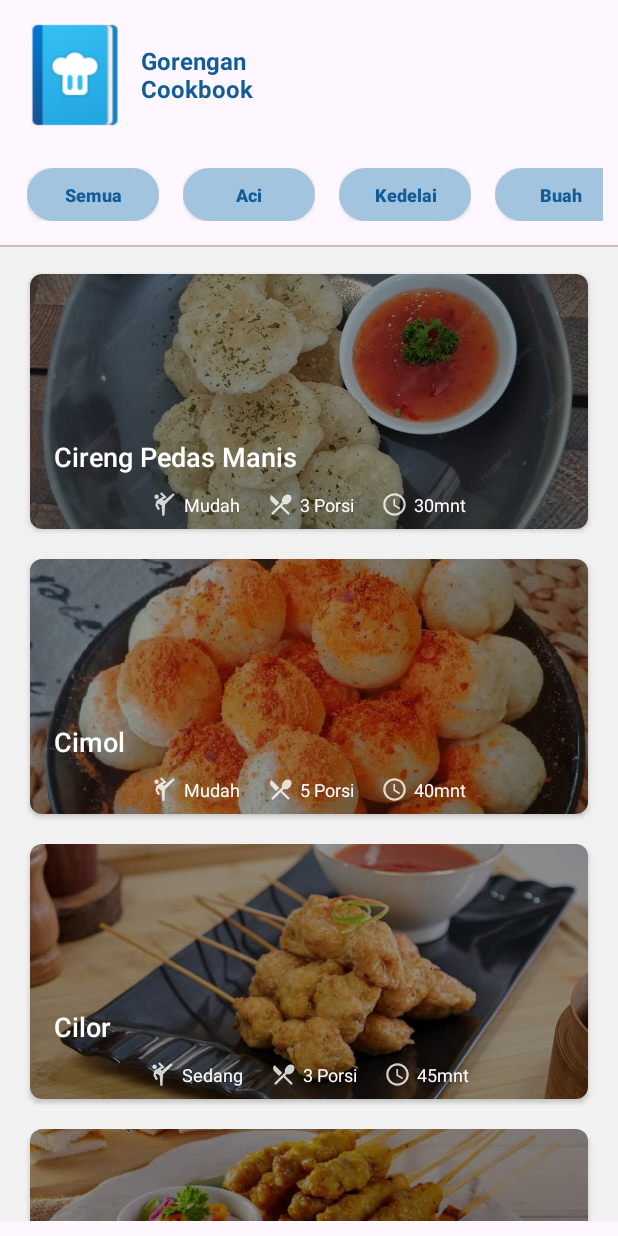
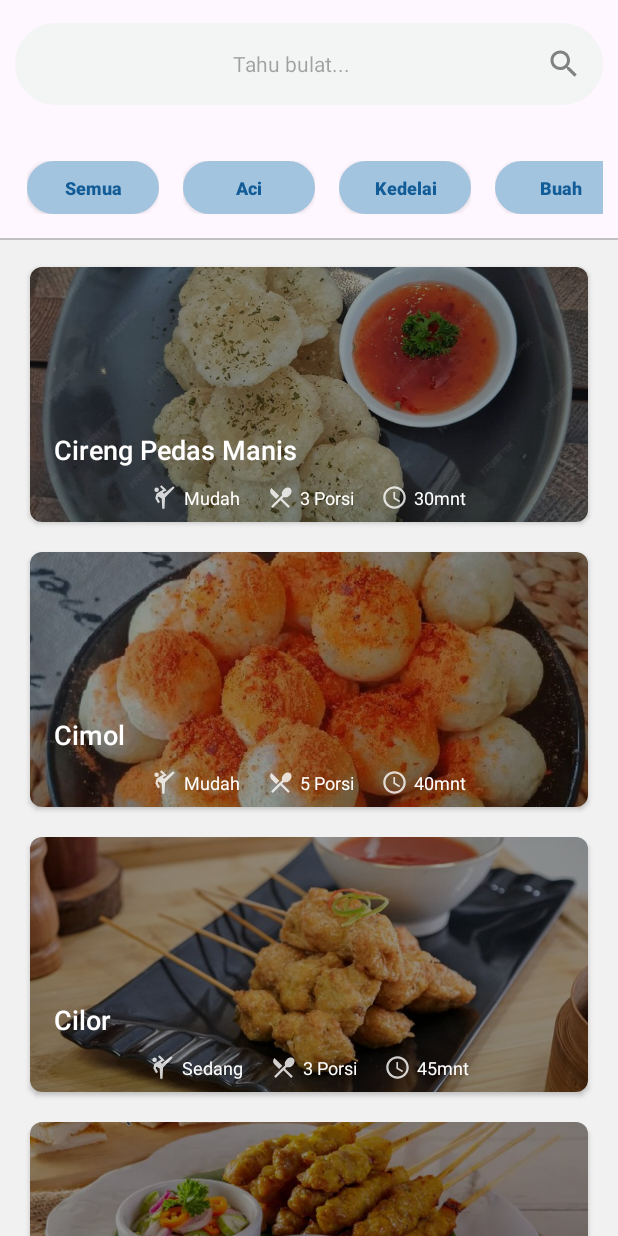
Before and after one commit to asrofilfachrulr/gorengan-indonesia, an Android app: the screen it shows after launch (MainActivity), after a tap on "Aci", on a phone screen of 412 x 824 dp. Run offline under Robolectric (Android 15) with nearby library versions, the phone set to English and light mode, and no system bars.

Commit message:
add search text instead banner

```diff
--- a/app/src/main/java/com/example/gorenganindonesia/CategoryAdapter.java
+++ b/app/src/main/java/com/example/gorenganindonesia/CategoryAdapter.java
@@ -37,7 +37,7 @@ public class CategoryAdapter extends RecyclerView.Adapter<CategoryAdapter.ViewHo
             @Override
             public void onClick(View view) {
 //                Toast.makeText(view.getContext(), "Category " + btnText + " pressed", Toast.LENGTH_SHORT).show();
-                receiptAdapter.applyFilter(btnText);
+                receiptAdapter.applyFilterCategory(btnText);
             }
         });
     }
--- a/app/src/main/java/com/example/gorenganindonesia/MainActivity.java
+++ b/app/src/main/java/com/example/gorenganindonesia/MainActivity.java
@@ -4,7 +4,15 @@ import androidx.appcompat.app.AppCompatActivity;
 import androidx.recyclerview.widget.LinearLayoutManager;
 import androidx.recyclerview.widget.RecyclerView;
 
+import android.content.Context;
 import android.os.Bundle;
+import android.text.Editable;
+import android.text.TextWatcher;
+import android.view.MotionEvent;
+import android.view.View;
+import android.view.inputmethod.InputMethodManager;
+import android.widget.EditText;
+import android.widget.LinearLayout;
 
 import java.util.ArrayList;
 
@@ -16,6 +24,10 @@ public class MainActivity extends AppCompatActivity {
 
     CategoryAdapter categoryAdapter;
     ReceiptAdapter receiptAdapter;
+
+    LinearLayout llParentContent;
+
+    EditText etSearch;
 
     @Override
     protected void onCreate(Bundle savedInstanceState) {
@@ -40,6 +52,33 @@ public class MainActivity extends AppCompatActivity {
         rvCategory.setLayoutManager(categoryLayoutManager);
         rvCategory.setAdapter(categoryAdapter);
         rvCategory.addItemDecoration(new RecyclerViewItemSpacing(this, categorySpacing));
+
+
+        llParentContent = (LinearLayout) findViewById(R.id.ll_parent_content);
+        etSearch = (EditText) findViewById(R.id.et_search);
+
+        llParentContent.setOnTouchListener(new View.OnTouchListener() {
+            @Override
+            public boolean onTouch(View v, MotionEvent event) {
+                etSearch.clearFocus();
+                InputMethodManager imm = (InputMethodManager) getSystemService(Context.INPUT_METHOD_SERVICE);
+                imm.hideSoftInputFromWindow(v.getWindowToken(), 0);
+                return false;
+            }
+        });
+
+        etSearch.addTextChangedListener(new TextWatcher() {
+            @Override
+            public void beforeTextChanged(CharSequence s, int start, int count, int after) {}
+
+            @Override
+            public void onTextChanged(CharSequence s, int start, int before, int count) {
+                receiptAdapter.applyFilterTitle(s.toString());
+            }
+
+            @Override
+            public void afterTextChanged(Editable s) {}
+        });
     }
 
 }
--- a/app/src/main/java/com/example/gorenganindonesia/ReceiptAdapter.java
+++ b/app/src/main/java/com/example/gorenganindonesia/ReceiptAdapter.java
@@ -22,13 +22,28 @@ public class ReceiptAdapter extends RecyclerView.Adapter<ReceiptAdapter.ViewHold
         this.originalList = dataList;
     }
 
-    public void applyFilter(String category) {
+    public void applyFilterCategory(String category) {
         ArrayList<Receipt> filteredList = new ArrayList<>();
         if (category.toLowerCase().contains("semua")){
             this.dataList = this.originalList;
         } else {
             for(Receipt receipt: originalList){
                 if(receipt.getCategory().toLowerCase().contains(category.toLowerCase())){
+                    filteredList.add(receipt);
+                }
+            }
+            this.dataList = filteredList;
+        }
+        notifyDataSetChanged();
+    }
+
+    public void applyFilterTitle(String title) {
+        ArrayList<Receipt> filteredList = new ArrayList<>();
+        if (title.matches("\\s") || title.equals("")){
+            this.dataList = this.originalList;
+        } else {
+            for(Receipt receipt: originalList){
+                if(receipt.getTitle().toLowerCase().contains(title.toLowerCase())){
                     filteredList.add(receipt);
                 }
             }
--- /dev/null
+++ b/app/src/main/res/drawable-anydpi/ic_search.xml
@@ -0,0 +1,11 @@
+<vector xmlns:android="http://schemas.android.com/apk/res/android"
+    android:width="24dp"
+    android:height="24dp"
+    android:viewportWidth="24"
+    android:viewportHeight="24"
+    android:tint="#333333"
+    android:alpha="0.6">
+  <path
+      android:fillColor="@android:color/white"
+      android:pathData="M15.5,14h-0.79l-0.28,-0.27C15.41,12.59 16,11.11 16,9.5 16,5.91 13.09,3 9.5,3S3,5.91 3,9.5 5.91,16 9.5,16c1.61,0 3.09,-0.59 4.23,-1.57l0.27,0.28v0.79l5,4.99L20.49,19l-4.99,-5zM9.5,14C7.01,14 5,11.99 5,9.5S7.01,5 9.5,5 14,7.01 14,9.5 11.99,14 9.5,14z"/>
+</vector>
--- /dev/null
+++ b/app/src/main/res/drawable/rounded.xml
@@ -0,0 +1,5 @@
+<!-- res/drawable/rounded_edittext_bg.xml -->
+<shape xmlns:android="http://schemas.android.com/apk/res/android">
+    <solid android:color="#F3F4F4" />
+    <corners android:radius="120dp" /> <!-- Adjust the radius for desired roundness -->
+</shape>
--- a/app/src/main/res/layout/activity_main.xml
+++ b/app/src/main/res/layout/activity_main.xml
@@ -2,69 +2,69 @@
 <LinearLayout xmlns:android="http://schemas.android.com/apk/res/android"
     xmlns:app="http://schemas.android.com/apk/res-auto"
     xmlns:tools="http://schemas.android.com/tools"
+    android:id="@+id/ll_parent_content"
     android:layout_width="match_parent"
     android:layout_height="match_parent"
     android:orientation="vertical"
-    android:paddingVertical="10dp"
     tools:context=".MainActivity">
 
     <LinearLayout
         android:layout_width="match_parent"
-        android:layout_height="wrap_content"
+        android:layout_height="85dp"
+        android:gravity="left|center"
         android:orientation="horizontal"
-        android:paddingHorizontal="10dp"
-        android:gravity="left|center">
+        android:padding="10dp">
 
-        <ImageView
-            android:layout_width="120px"
-            android:layout_height="120px"
-            android:layout_gravity="center"
-            android:src="@drawable/icon" />
-
-        <TextView
-            android:layout_width="wrap_content"
-            android:layout_height="wrap_content"
-            android:layout_marginStart="4sp"
-            android:textSize="16sp"
-            android:text="Gorengan\nCookbook"
-            android:textColor="@color/app_accent_blue"
-            android:textFontWeight="700"
-            />
+        <EditText
+            android:layout_marginVertical="5sp"
+            android:id="@+id/et_search"
+            android:layout_width="match_parent"
+            android:layout_height="match_parent"
+            android:background="@drawable/rounded"
+            android:drawableRight="@drawable/ic_search"
+            android:hint="Tahu bulat..."
+            android:paddingHorizontal="14sp"
+            android:textAlignment="center"
+            android:textColor="#778287"
+            android:textSize="14sp" />
     </LinearLayout>
 
     <LinearLayout
         android:layout_width="match_parent"
         android:layout_height="wrap_content"
+        android:layout_marginTop="14sp"
         android:orientation="horizontal"
-        android:paddingHorizontal="10dp"
-        android:layout_marginTop="14sp">
+        android:paddingHorizontal="10dp">
+
         <androidx.recyclerview.widget.RecyclerView
             android:id="@+id/rv_category"
             android:layout_width="match_parent"
             android:layout_height="wrap_content"
-            tools:listitem="@layout/category_item"
-            tools:itemCount="7" />
+            tools:itemCount="7"
+            tools:listitem="@layout/category_item" />
     </LinearLayout>
+
     <View
         android:layout_width="match_parent"
         android:layout_height="1dp"
-        android:background="@drawable/divider"
-        android:layout_marginTop="8sp" />
+        android:layout_marginTop="8sp"
+        android:background="@drawable/divider" />
 
     <LinearLayout
         android:layout_width="match_parent"
         android:layout_height="match_parent"
+        android:background="#F1F1F1"
         android:orientation="vertical"
-        android:background="#F1F1F1"
-        android:paddingTop="8sp"
-        android:paddingHorizontal="10dp">
+        android:paddingHorizontal="10dp"
+        android:paddingTop="8sp">
 
         <androidx.recyclerview.widget.RecyclerView
             android:id="@+id/rv_receipt"
             android:layout_width="match_parent"
             android:layout_height="match_parent"
-            tools:listitem="@layout/receipt_item"
-            tools:itemCount="10"/>
+            tools:itemCount="10"
+            tools:listitem="@layout/receipt_item" />
     </LinearLayout>
 
+
 </LinearLayout>
```
Also changed, not shown: app/src/main/res/drawable-hdpi/ic_search.png (added), app/src/main/res/drawable-mdpi/ic_search.png (added), app/src/main/res/drawable-xhdpi/ic_search.png (added), app/src/main/res/drawable-xxhdpi/ic_search.png (added).
